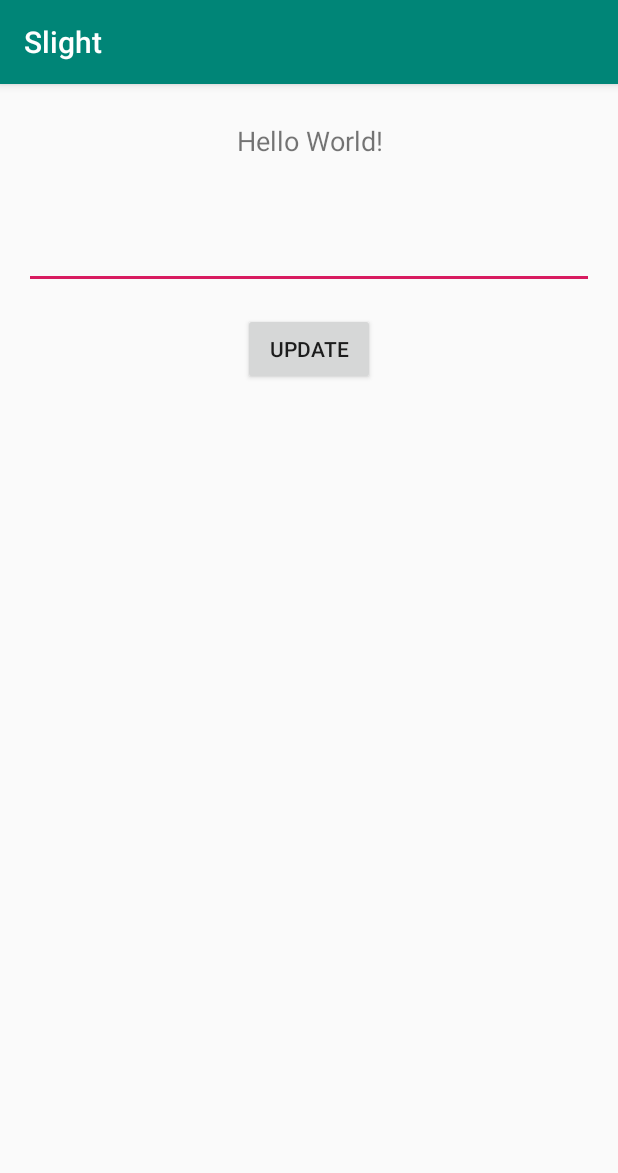
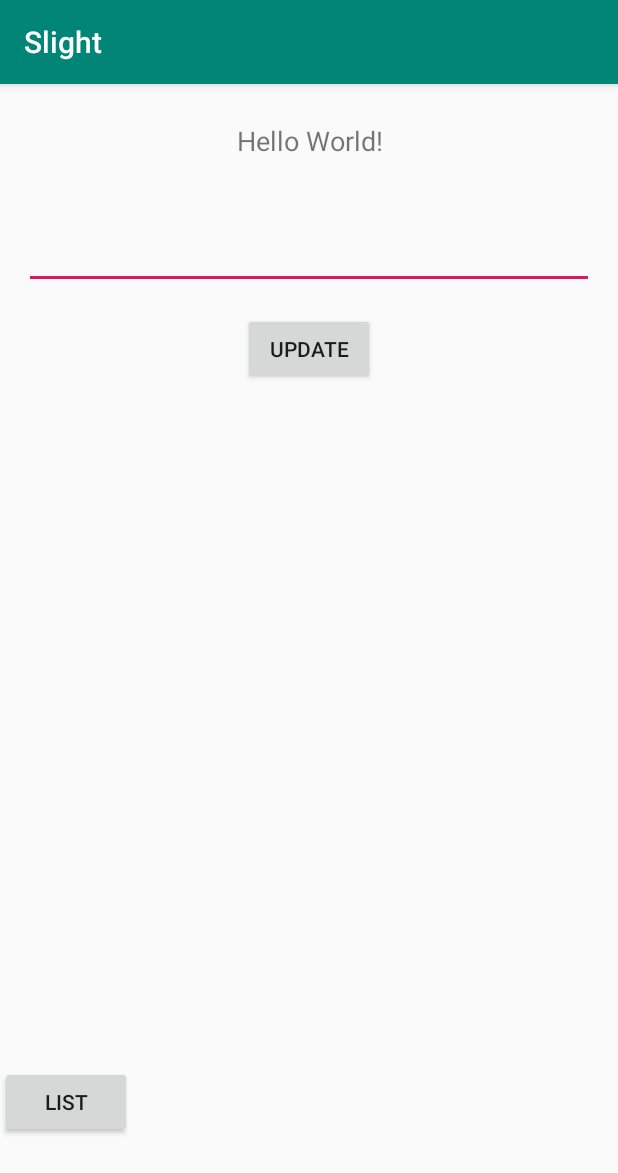
Before and after one commit to Injiyong/S-light, an Android app: the TextActivity screen opened directly, with no data from a screen before it, after a tap on "UPDATE", on a phone screen of 412 x 824 dp. Shown: the top 1173 px of the screen. Run offline under Robolectric (Android 15) with nearby library versions, the phone set to English and light mode, and no system bars; our stand-ins replace Firebase (no records; nobody signed in at launch, a user with empty details on screens opened directly); 1 statement that could not run was skipped.

Commit message:
Add Memo List

```diff
--- a/Slight/app/src/main/AndroidManifest.xml
+++ b/Slight/app/src/main/AndroidManifest.xml
@@ -13,6 +13,7 @@
         android:supportsRtl="true"
         android:theme="@style/AppTheme">
 
+
         <meta-data
             android:name="com.kakao.sdk.AppKey"
             android:value="@string/kakao_app_key" />
@@ -26,6 +27,7 @@
         </activity>
         <activity android:name=".MainActivity" />
         <activity android:name=".TextActivity" />
+        <activity android:name=".MemoList"></activity>
     </application>
 
 </manifest>
--- a/Slight/app/src/main/java/cau/injiyong/slight/LoginActivity.java
+++ b/Slight/app/src/main/java/cau/injiyong/slight/LoginActivity.java
@@ -103,7 +103,7 @@ public class LoginActivity extends AppCompatActivity {
                            //유저 정보 디비에 넘기려고 추가한 부분
                             String tokenID=FirebaseInstanceId.getInstance().getToken();
                             database = FirebaseDatabase.getInstance();
-                            myRef = database.getReference("userProfile");
+                            myRef = database.getReference("userInfo");
 
 
                             if(!TextUtils.isEmpty(tokenID)){
--- a/Slight/app/src/main/java/cau/injiyong/slight/TextActivity.java
+++ b/Slight/app/src/main/java/cau/injiyong/slight/TextActivity.java
@@ -2,6 +2,7 @@ package cau.injiyong.slight;
 
 import androidx.appcompat.app.AppCompatActivity;
 
+import android.content.Intent;
 import android.os.Bundle;
 import android.util.Log;
 import android.view.View;
@@ -27,6 +28,9 @@ public class TextActivity extends AppCompatActivity {
     EditText etNewMessage;
     Button btUpdate;
 
+    String tokenID=FirebaseInstanceId.getInstance().getToken();
+    UserData UserData =new UserData();
+
     @Override
     protected void onCreate(Bundle savedInstanceState) {
         super.onCreate(savedInstanceState);
@@ -38,17 +42,29 @@ public class TextActivity extends AppCompatActivity {
         btUpdate = (Button) findViewById(R.id.bt_update);
 
         database = FirebaseDatabase.getInstance();
-        myRef = database.getReference("userProfile");
+        myRef = database.getReference("userInfo");
+
+
+        //List 버튼 클릭시 list 창으로 넘어감
+        Button btnNext= findViewById(R.id.bt_list);
+        btnNext.setOnClickListener(new View.OnClickListener(){
+
+            @Override
+            public void onClick(View v ){
+                Intent intent=new Intent(getApplicationContext(),MemoList.class);
+                startActivity(intent);
+            }
+        });
+
 
         //버튼 이벤트
         btUpdate.setOnClickListener(new View.OnClickListener() {
             @Override
             public void onClick(View view) {
-                String tokenID=FirebaseInstanceId.getInstance().getToken();
-                UserData UserData =new UserData();
+
                 String newMessage = etNewMessage.getText().toString();
-                UserData.memo_list.add(newMessage);
-                myRef.child(tokenID).setValue(UserData.memo_list);
+
+                myRef.child(tokenID).child("memo_list").push().setValue(newMessage);
             }
         });
 
--- a/Slight/app/src/main/java/cau/injiyong/slight/UserData.java
+++ b/Slight/app/src/main/java/cau/injiyong/slight/UserData.java
@@ -1,7 +1,6 @@
 package cau.injiyong.slight;
 
-import java.util.ArrayList;
-import java.util.List;
+
 
 public class UserData{
 
@@ -9,5 +8,5 @@ public class UserData{
 
     public String firebasekey;
 
-    public List<String> memo_list=new ArrayList<String>();
+
 }
--- a/Slight/app/src/main/res/layout/activity_text.xml
+++ b/Slight/app/src/main/res/layout/activity_text.xml
@@ -27,4 +27,12 @@
         android:layout_width="wrap_content"
         android:layout_height="wrap_content" />
 
+    <Button
+        android:id="@+id/bt_list"
+        android:layout_width="wrap_content"
+        android:layout_height="wrap_content"
+        android:layout_alignParentBottom="true"
+        android:layout_marginBottom="65dp"
+        android:text="list" />
+
 </RelativeLayout>
```
Also changed, not shown: Slight/app/src/main/java/cau/injiyong/slight/MemoList.java (added, +59 -0 lines), Slight/app/src/main/res/layout/activity_memo_list.xml (added, +17 -0 lines).
